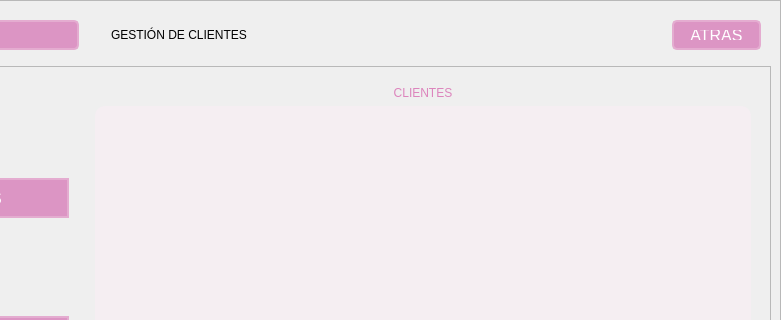
This is GUI/sub_ventanas/ui/gestion_clientes/GestionClientes.ui in C-Sebastian-M/GLAM_MAKEUP_STORE as Qt 5 draws it before an edit; both pictures show x 211 to 992 and y 0 to 320 of the 992 by 757 pixel window. The edited form follows.
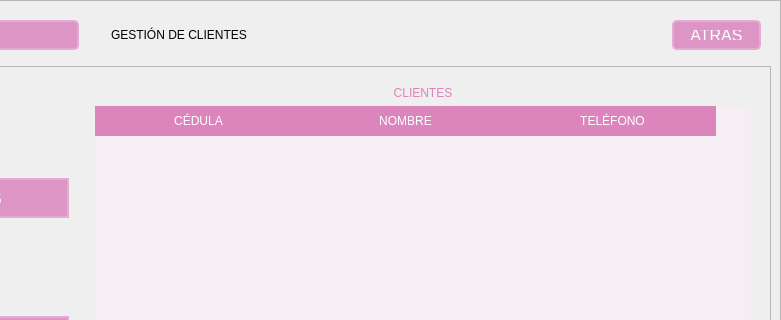
This is the edited form. The open tabs and pages were chosen to show the change. Icons and pictures are not drawn.

Commit message: cambios a gestion clientes ui

```diff
--- a/GUI/sub_ventanas/ui/gestion_clientes/GestionClientes.ui
+++ b/GUI/sub_ventanas/ui/gestion_clientes/GestionClientes.ui
@@ -538,7 +538,7 @@
                     <bool>false</bool>
                    </property>
                    <attribute name="horizontalHeaderVisible">
-                    <bool>false</bool>
+                    <bool>true</bool>
                    </attribute>
                    <attribute name="horizontalHeaderCascadingSectionResizes">
                     <bool>true</bool>
```
Left out of the diff: 2 changed lines with no effect on the pictures. The commit also changes 3 other files.
